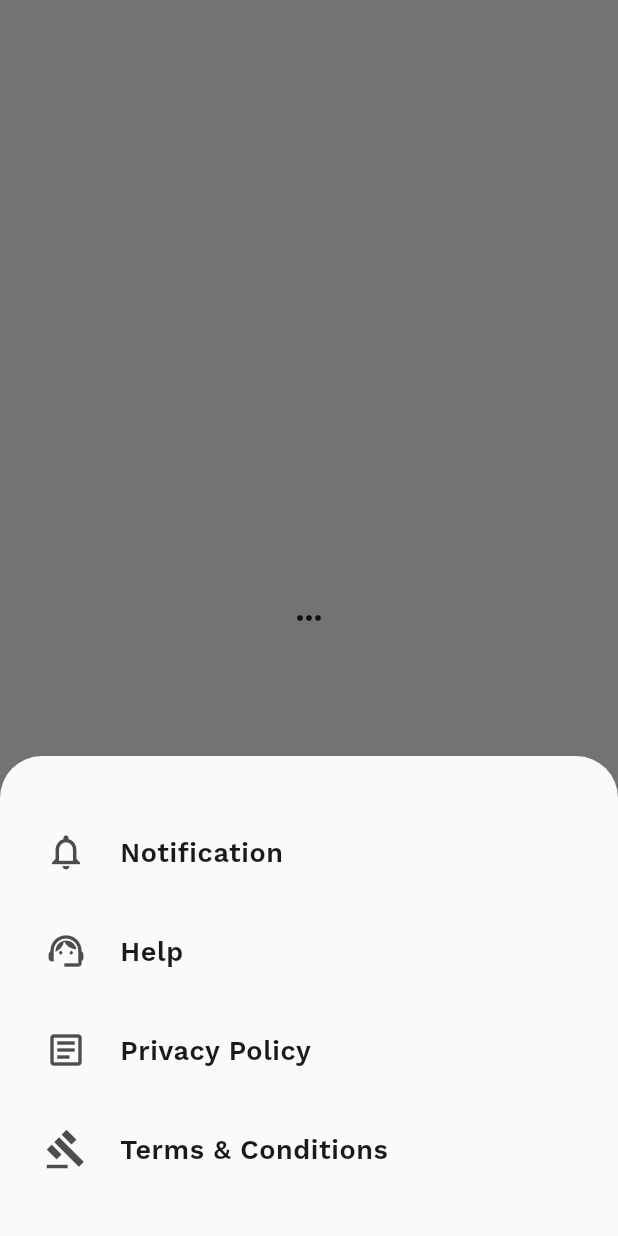
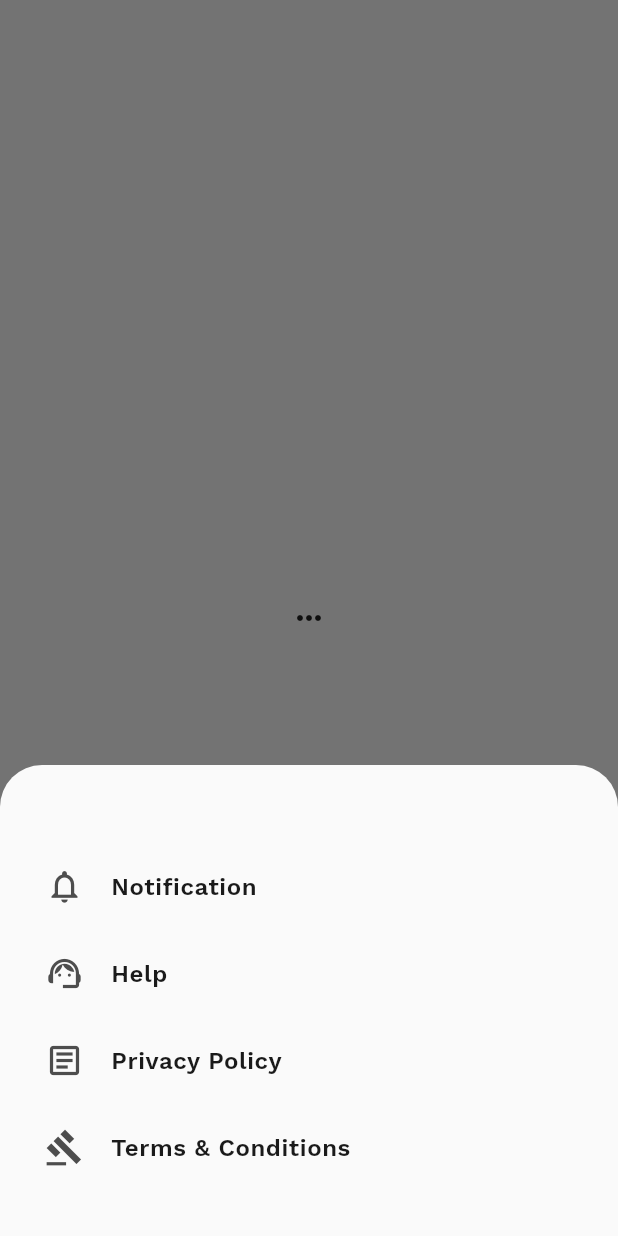
Before and after one commit to ausaf-liaquat/unique-med-services, a Flutter app: the ProfileBottomSheet widget shown alone on an empty page, opened directly, after a tap on the "keyboard control" icon, on a phone screen of 412 x 824 dp. Run offline on Flutter 3.47's test engine with Material 2 defaults, Android fonts, the phone set to English and light mode, and no system bars; our stand-ins replace flutter_form_builder, form_builder_validators, google_fonts, google_nav_bar, table_calendar.

Commit message:
bug has been fix

```diff
--- a/lib/shared/theme/theme.dart
+++ b/lib/shared/theme/theme.dart
@@ -17,9 +17,8 @@ class AppThemeData {
           buttonColor: HexColor('#A018F8'),
           textTheme: ButtonTextTheme.accent),
       elevatedButtonTheme: ElevatedButtonThemeData(
-          style: TextButton.styleFrom(
-              iconColor: AppColorScheme().black0,
-              padding: const EdgeInsets.fromLTRB(30, 20, 30, 20),
+          style: ElevatedButton.styleFrom(
+              padding: const EdgeInsets.symmetric(horizontal: 24, vertical: 10),
               shape: const StadiumBorder(),
               minimumSize: const Size.fromHeight(50),
               textStyle: TextStyle(
@@ -29,7 +28,7 @@ class AppThemeData {
                   fontWeight: FontWeight.w600))),
       textButtonTheme: TextButtonThemeData(
           style: TextButton.styleFrom(
-              padding: const EdgeInsets.fromLTRB(30, 20, 30, 20),
+              padding: const EdgeInsets.symmetric(horizontal: 24, vertical: 10),
               shape: const StadiumBorder(),
               minimumSize: const Size.fromHeight(50),
               textStyle: const TextStyle(
@@ -39,7 +38,7 @@ class AppThemeData {
       outlinedButtonTheme: OutlinedButtonThemeData(
           style: OutlinedButton.styleFrom(
               side: BorderSide(color: HexColor('#A018F8'), width: 2),
-              padding: const EdgeInsets.fromLTRB(30, 20, 30, 20),
+              padding: const EdgeInsets.symmetric(horizontal: 24, vertical: 10),
               shape: const StadiumBorder(),
               minimumSize: const Size.fromHeight(50),
               textStyle: const TextStyle(
@@ -49,7 +48,7 @@ class AppThemeData {
                   fontWeight: FontWeight.w600))),
       inputDecorationTheme: InputDecorationTheme(
           contentPadding:
-              const EdgeInsets.only(left: 16, right: 16, top: 12, bottom: 12),
+          const EdgeInsets.symmetric(horizontal: 16, vertical: 8),
           border: UnderlineInputBorder(
             borderRadius: BorderRadius.circular(8),
             borderSide: BorderSide(color: AppColorScheme().black0),
--- a/lib/widgets/common/search_field.dart
+++ b/lib/widgets/common/search_field.dart
@@ -8,6 +8,7 @@ class SearchField extends StatelessWidget {
   @override
   Widget build(BuildContext context) {
     return TextField(
+      keyboardType: TextInputType.text,
       decoration: InputDecoration(
           hintText: 'Enter Keyword...',
           fillColor: AppColorScheme().black6,
--- a/lib/widgets/dataDisplay/row_item.dart
+++ b/lib/widgets/dataDisplay/row_item.dart
@@ -24,17 +24,18 @@ class RowItem extends StatelessWidget {
         ? Container(
             padding: EdgeInsets.only(bottom: bottom),
             child: Row(
+              crossAxisAlignment: CrossAxisAlignment.center,
               children: [
                 Icon(
                   icon,
                   color: iconColor ?? AppColorScheme().black70,
-                  size: 28,
+                  size: 26,
                 ),
-                const SizedBox(width: 22),
+                const SizedBox(width: 18),
                 AppTypography(
                   text: text,
                   spacing: 0.4,
-                  size: 18,
+                  size: 16,
                   weight: FontWeight.w600,
                   color: textColor ?? AppColorScheme().black90,
                 ),
--- a/lib/widgets/others/bottom_sheet.dart
+++ b/lib/widgets/others/bottom_sheet.dart
@@ -20,27 +20,28 @@ class ProfileBottomSheet extends StatelessWidget {
             ),
             builder: (BuildContext context) {
               return Container(
-                height: 320,
-                padding: const EdgeInsets.fromLTRB(30, 50, 30, 0),
+                height: 314,
+                padding: const EdgeInsets.fromLTRB(30, 68, 30, 0),
                 child: Column(
                   children: const [
                     RowItem(
                         large: true,
+                        bottom: 32,
                         icon: Icons.notifications_outlined,
                         text: 'Notification'),
-                    SizedBox(height: 26),
                     RowItem(
                         large: true,
+                        bottom: 32,
                         icon: Icons.support_agent_outlined,
                         text: 'Help'),
-                    SizedBox(height: 26),
                     RowItem(
                         large: true,
+                        bottom: 32,
                         icon: Icons.article_outlined,
                         text: 'Privacy Policy'),
-                    SizedBox(height: 26),
                     RowItem(
                         large: true,
+                        bottom: 32,
                         icon: Icons.gavel_outlined,
                         text: 'Terms & Conditions')
                   ],
```
